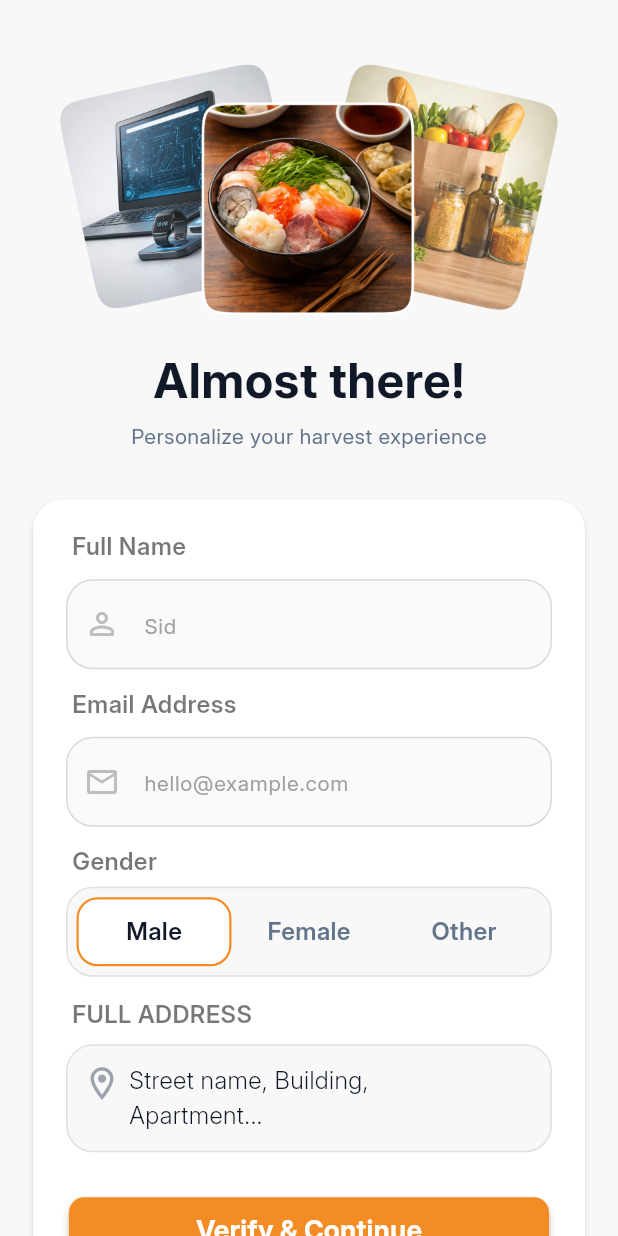
After one commit to jsjoshishubh/DeliverLo, a Flutter app: the SignUpPage screen opened by its route, on a phone screen of 412 x 824 dp. The commit adds this screen. Run offline on Flutter 3.47's test engine with Material 3 defaults, Android fonts, the phone set to English and light mode, and no system bars; our stand-ins replace dio, easy_stepper, flash, flutter_switch, geolocator, get and 3 more; accounts and stored records are empty.

Commit message:
Main Dashboard Sign Up page

```diff
--- a/lib/Routes/app_routes.dart
+++ b/lib/Routes/app_routes.dart
@@ -1,6 +1,8 @@
 import 'package:deliverylo/Views/Google%20Map%20/google_map_page.dart';
+import 'package:deliverylo/Views/Login%20and%20Signup/Signup_page.dart';
 import 'package:deliverylo/Views/Login%20and%20Signup/login_signup_page.dart';
 import 'package:deliverylo/Views/Login%20and%20Signup/otp_page.dart';
+import 'package:deliverylo/Views/Main%20Home/main_DashBoard_page.dart';
 import 'package:deliverylo/Views/Profile%20/Favourites_page.dart';
 import 'package:deliverylo/Views/Profile%20/Profile_main_page.dart';
 import 'package:deliverylo/Views/checkout%20and%20orderSuccess%20and%20Order%20Tracking/My_Order_page.dart';
@@ -8,8 +10,8 @@ import 'package:deliverylo/Views/checkout%20and%20orderSuccess%20and%20Order%20T
 import 'package:deliverylo/Views/checkout%20and%20orderSuccess%20and%20Order%20Tracking/order_confirmation_page.dart';
 import 'package:deliverylo/Views/checkout%20and%20orderSuccess%20and%20Order%20Tracking/order_success_deliver_page.dart';
 import 'package:deliverylo/Views/checkout%20and%20orderSuccess%20and%20Order%20Tracking/order_tracking_page.dart';
-import 'package:deliverylo/Views/mainHome/Main_dashboard.dart';
-import 'package:deliverylo/Views/mainHome/Search_Details_Page.dart';
+import 'package:deliverylo/Views/Food%20Main%20Home/Food_Main_dashboard.dart';
+import 'package:deliverylo/Views/Food%20Main%20Home/Search_Details_Page.dart';
 import 'package:deliverylo/Views/onBoarding/onBoarding_main_page.dart';
 import 'package:get/get.dart';
 
@@ -18,7 +20,9 @@ abstract class Routes{
  static const ONBOARDING = '/onBoarding';
  static const SIGNUPAMDLOGIN = '/login_sign_up';
  static const OTP = '/otp';
+ static const SIGNUP = '/signUP';
  static const MAIN_DASHBOARD = '/main_dashboard';
+ static const FOOD_MAIN_DASHBOARD = '/food_main_dashboard';
  static const MAINHOMEPAGE = '/main_home_page';
  static const SEARCHDETAILSPAGE = '/search_details_page';
  static const CHECKOUT = '/checkout_page';
@@ -37,7 +41,9 @@ abstract class AppPages{
      GetPage(name: Routes.ONBOARDING, page: () => OnBoardingMainPage(),transition: Transition.fadeIn),
      GetPage(name: Routes.SIGNUPAMDLOGIN, page: () => LoginSignUpPage(),transition: Transition.fadeIn),
      GetPage(name: Routes.OTP, page: () => OtpPage(),transition: Transition.fadeIn),
-     GetPage(name: Routes.MAIN_DASHBOARD, page: () => MainDashboard(),transition: Transition.fadeIn),
+     GetPage(name: Routes.SIGNUP, page: () => SignUpPage(),transition: Transition.fadeIn),
+     GetPage(name: Routes.MAIN_DASHBOARD, page: () => MainDashBoardPage(),transition: Transition.fadeIn),
+     GetPage(name: Routes.FOOD_MAIN_DASHBOARD, page: () => FoodMainDashboard(),transition: Transition.fadeIn),
      GetPage(name: Routes.SEARCHDETAILSPAGE, page: () => SearchDetailsPage(),transition: Transition.fadeIn),
      GetPage(name: Routes.CHECKOUT, page: () => CheckoutPage(),transition: Transition.fadeIn),
      GetPage(name: Routes.ORDERCONFIRMATION, page: () => OrderConfimationPage(),transition: Transition.fadeIn),
--- a/lib/Styles/app_colors.dart
+++ b/lib/Styles/app_colors.dart
@@ -3,11 +3,12 @@ import 'dart:ui';
 import 'package:flutter/material.dart';
 const int _backgroundColorValue = 0xFF4D4D4D;
 const int _darkBackgroundColorValue = 0xFF202826;
-const int _blackFontColorValue = 0xFF1E2826;
-const int _greyFontColorValue = 0xFF909090;
+const int _blackFontColorValue = 0xFF111827;
+const int _greyFontColorValue = 0xFF64748B;
 const int _yellowColorValues = 0xFFFEC42E;
 const int _greenColorValues = 0xFF0E8345;
 const int _redColorValues = 0xFFDE1135;
+const int _orangeColorValues = 0xFFF48C25;
 
 
 
@@ -25,6 +26,22 @@ const MaterialColor backgroundColor = MaterialColor(
     700: Color(0xFFF0F0F0),
     800: Color(0xFFF0F0F0),
     900: Color(0xFFF0F0F0),
+  },
+);
+
+const MaterialColor orangeColor = MaterialColor(
+  _orangeColorValues,
+  <int, Color>{
+    50: Color(0xFFF48C25),
+    100: Color(0xFFF48C25),
+    200: Color(0xFFF48C25),
+    300: Color(0xFFF48C25),
+    400: Color(0xFFF48C25),
+    500: Color(0xFFF48C25),
+    600: Color(0xFFF48C25),
+    700: Color(0xFFF48C25),
+    800: Color(0xFFF48C25),
+    900: Color(0xFFF48C25),
   },
 );
 
@@ -47,32 +64,32 @@ const MaterialColor darkbackgroundColor = MaterialColor(
 const MaterialColor blackFontColor = MaterialColor(
   _blackFontColorValue,
   <int, Color>{
-    50: Color(0xFF1E2826),
-    100: Color(0xFF1E2826),
-    200: Color(0xFF1E2826),
-    300: Color(0xFF1E2826),
-    400: Color(0xFF1E2826),
-    500: Color(0xFF1E2826),
-    600: Color(0xFF1E2826),
-    700: Color(0xFF1E2826),
-    800: Color(0xFF1E2826),
-    900: Color(0xFF1E2826),
+    50: Color(0xFF111827),
+    100: Color(0xFF111827),
+    200: Color(0xFF111827),
+    300: Color(0xFF111827),
+    400: Color(0xFF111827),
+    500: Color(0xFF111827),
+    600: Color(0xFF111827),
+    700: Color(0xFF111827),
+    800: Color(0xFF111827),
+    900: Color(0xFF111827),
   },
 );
 
 const MaterialColor greyFontColor = MaterialColor(
   _greyFontColorValue,
   <int, Color>{
-    50: Color(0xFF909090),
-    100: Color(0xFF909090),
-    200: Color(0xFF909090),
-    300: Color(0xFF909090),
-    400: Color(0xFF909090),
-    500: Color(0xFF909090),
-    600: Color(0xFF909090),
-    700: Color(0xFF909090),
-    800: Color(0xFF909090),
-    900: Color(0xFF909090),
+    50: Color(0xFF64748B),
+    100: Color(0xFF64748B),
+    200: Color(0xFF64748B),
+    300: Color(0xFF64748B),
+    400: Color(0xFF64748B),
+    500: Color(0xFF64748B),
+    600: Color(0xFF64748B),
+    700: Color(0xFF64748B),
+    800: Color(0xFF64748B),
+    900: Color(0xFF64748B),
   },
 );
 
--- /dev/null
+++ b/lib/Views/Login and Signup/Signup_page.dart
@@ -0,0 +1,285 @@
+import 'package:deliverylo/Commons%20and%20Reusables/Validators.dart';
+import 'package:deliverylo/Commons%20and%20Reusables/commonButton.dart';
+import 'package:deliverylo/Commons%20and%20Reusables/commonTextFormField.dart';
+import 'package:deliverylo/Controllers/Auth_Controller.dart';
+import 'package:deliverylo/Routes/app_routes.dart';
+import 'package:deliverylo/Styles/app_colors.dart';
+import 'package:deliverylo/Utils/utils.dart';
+import 'package:flutter/material.dart';
+import 'package:get/get.dart';
+
+
+class SignUpPage extends StatefulWidget {
+  const SignUpPage({super.key});
+
+  @override
+  State<SignUpPage> createState() => _SignUpPageState();
+}
+
+class _SignUpPageState extends State<SignUpPage> {
+  AuthController authController = Get.put(AuthController());
+  String selectedAddress = 'Street name, Building,\nApartment...';
+  bool isFetchingAddress = false;
+
+  Future<void> _fetchCurrentAddress() async {
+    if (isFetchingAddress) return;
+
+    setState(() {
+      isFetchingAddress = true;
+    });
+
+    showDialog(
+      context: context,
+      barrierDismissible: false,
+      builder: (_) => const PopScope(
+        canPop: false,
+        child: Center(
+          child: CircularProgressIndicator(),
+        ),
+      ),
+    );
+
+    try {
+      final addressData = await fetchCurrentFormattedAddress();
+      final String address = (addressData['formatted_address'] ?? '').toString();
+      final double latitude = (addressData['latitude'] ?? 0).toDouble();
+      final double longitude = (addressData['longitude'] ?? 0).toDouble();
+
+      if (!mounted) return;
+
+      setState(() {
+        selectedAddress = address.isEmpty ? selectedAddress : address;
+      });
+
+      authController.onLoginChange('address', selectedAddress);
+      authController.onLoginChange('latitude', latitude.toString());
+      authController.onLoginChange('longitude', longitude.toString());
+    } catch (e) {
+      showSnackBar(message: e.toString(), isError: true);
+    } finally {
+      if (mounted && Navigator.of(context, rootNavigator: true).canPop()) {
+        Navigator.of(context, rootNavigator: true).pop();
+      }
+
+      if (mounted) {
+        setState(() {
+          isFetchingAddress = false;
+        });
+      }
+    }
+  }
+
+  @override
+  Widget build(BuildContext context) {
+    return Scaffold(
+       backgroundColor: HexColor.fromHex('#F8F8F8'),
+       body: GetBuilder(
+        init: authController,
+        builder: (controller){
+          return SafeArea(
+            child: SingleChildScrollView(
+              child: Column(
+                children: [
+                  Center(
+                    child: Container(
+                      margin: EdgeInsets.only(top: 40),
+                      child: Image.asset("Assets/onBoardingAndAuthFlow/login_otp.png", scale: 4.5,),
+                    ),
+                  ),
+                  SizedBox(height: 20,),
+                  Text('Almost there!',style: commonTextStyle(fontSize: 32,fontWeight: FontWeight.w700),),
+                  SizedBox(height: 5,),
+                  Text('Personalize your harvest experience',style: commonTextStyle(fontSize: 14,fontWeight: FontWeight.w400,fontColor: greyFontColor),),
+                  SizedBox(height: 20,),
+                  Padding(
+                    padding: const EdgeInsets.symmetric(vertical: 8.0,horizontal: 18,),
+                    child: Card(
+                      elevation: 2,
+                      shadowColor: HexColor.fromHex('#F8F8F8').withOpacity(0.9),
+                      shape: RoundedRectangleBorder(borderRadius: BorderRadius.circular(20),),
+                      color: Colors.white,
+                      child: Column(
+                        crossAxisAlignment: CrossAxisAlignment.start,
+                        children: [
+                           Padding(
+                            padding: const EdgeInsets.only(left: 22.0,top: 20,bottom: 5),
+                            child: Text(' Full Name',style: commonTextStyle(fontSize: 16,fontWeight: FontWeight.w600,fontColor: HexColor.fromHex('#1D1D1D',).withOpacity(0.6),),),
+                          ),
+                          Padding(
+                            padding: const EdgeInsets.symmetric(horizontal: 22.0,vertical: 0,),
+                            child: TextFormFieldWidget(
+                              prefixIcon: Icon(Icons.person_outline_rounded,color: Colors.grey.shade400,),
+                              labelText: 'Sid',
+                              textInputType: TextInputType.emailAddress,
+                              validator: (v) => AppFieldValidator.emailValidation(v),
+                              // onChanged: (v) => authController.onLoginChange('email', v),
+                            ),
+                          ),
+                          Padding(
+                            padding: const EdgeInsets.only(left: 22.0,top: 5,bottom: 5),
+                            child: Text(' Email Address',style: commonTextStyle(fontSize: 16,fontWeight: FontWeight.w600,fontColor: HexColor.fromHex('#1D1D1D',).withOpacity(0.6),),),
+                          ),
+                          Padding(
+                            padding: const EdgeInsets.symmetric(horizontal: 22.0,vertical: 0,),
+                            child: TextFormFieldWidget(
+                              prefixIcon: Icon(Icons.mail_outline,color: Colors.grey.shade400,),
+                              labelText: 'hello@example.com',
+                              textInputType: TextInputType.emailAddress,
+                              validator: (v) => AppFieldValidator.emailValidation(v),
+                              // onChanged: (v) => authController.onLoginChange('email', v),
+                            ),
+                          ),
+
+                          Padding(
+                            padding: const EdgeInsets.only(left: 22.0,top: 5,bottom: 5),
+                            child: Text(' Gender',style: commonTextStyle(fontSize: 16,fontWeight: FontWeight.w600,fontColor: HexColor.fromHex('#1D1D1D',).withOpacity(0.6),),),
+                          ),
+                          Padding(
+                            padding: const EdgeInsets.symmetric(horizontal: 22.0),
+                            child: GenderSelector(
+                              onChange: (data) {
+                                authController.onLoginChange('gender', data['gender']);
+                              },
+                            ),
+                          ),
+                          Padding(
+                            padding: const EdgeInsets.only(left: 22.0, top: 14, bottom: 8),
+                            child: Text(
+                              ' FULL ADDRESS',
+                              style: commonTextStyle(fontSize: 16,fontWeight: FontWeight.w600,fontColor: HexColor.fromHex('#1D1D1D',).withOpacity(0.6),),
+                            ),
+                          ),
+                          Padding(
+                            padding: const EdgeInsets.symmetric(horizontal: 22.0),
+                            child: GestureDetector(
+                              onTap: _fetchCurrentAddress,
+                              child: Container(
+                                width: double.infinity,
+                                padding: const EdgeInsets.symmetric(horizontal: 10, vertical: 12),
+                                decoration: BoxDecoration(color: HexColor.fromHex('#F8F8F8'),border: Border.all(color: Colors.grey.shade300),borderRadius: BorderRadius.circular(18),),
+                                child: Row(
+                                  crossAxisAlignment: CrossAxisAlignment.start,
+                                  children: [
+                                    Icon(
+                                      Icons.location_on_outlined,
+                                      size: 26,
+                                      color: HexColor.fromHex('#9CA3AF'),
+                                    ),
+                                    const SizedBox(width: 5),
+                                    Expanded(
+                                      child: Text(
+                                        selectedAddress,
+                                        style: commonTextStyle(
+                                          fontSize: 16,
+                                          fontWeight: FontWeight.w300,
+                                          fontColor: blackFontColor,
+                                        ),
+                                      ),
+                                    ),
+                                  ],
+                                ),
+                              ),
+                            ),
+                          ),
+                          SizedBox(height: 20,),
+                          LoadingButton(
+                            buttonColor: orangeColor,
+                            onPressed: () {
+                              Get.offAllNamed(Routes.MAIN_DASHBOARD);
+                            },
+                            title: 'Verify & Continue',
+                          ),
+                          SizedBox(height: 20,),
+                        ],
+                      ),
+                    ),
+                  ),
+                ],
+              ),
+            ),
+          );
+        }
+      ),
+    );
+  }
+}
+
+class GenderSelector extends StatefulWidget {
+  final Function(Map<String, String>) onChange;
+  final String? initialValue;
+
+  const GenderSelector({
+    super.key,
+    required this.onChange,
+    this.initialValue,
+  });
+
+  @override
+  State<GenderSelector> createState() => _GenderSelectorState();
+}
+
+class _GenderSelectorState extends State<GenderSelector> {
+  late String selected;
+
+  final List<String> options = ["Male", "Female", "Other"];
+
+  @override
+  void initState() {
+    super.initState();
+    selected = widget.initialValue ?? "Male";
+  }
+
+  @override
+  Widget build(BuildContext context) {
+    return Container(
+      padding: const EdgeInsets.all(6),
+      decoration: BoxDecoration(
+        color: HexColor.fromHex('#F8F8F8'),
+        border: Border.all(color: Colors.grey.shade300),
+        borderRadius: BorderRadius.circular(18),
+      ),
+      child: Row(
+        children: List.generate(options.length, (index) {
+          final item = options[index];
+          final bool isSelected = selected == item;
+          return Expanded(
+            child: Material(
+              color: Colors.transparent,
+              child: InkWell(
+                splashFactory: NoSplash.splashFactory,
+                overlayColor: WidgetStateProperty.all(Colors.transparent),
+                highlightColor: Colors.transparent,
+                splashColor: Colors.transparent,
+                onTap: () {
+                  setState(() {
+                    selected = item;
+                  });
+
+                  widget.onChange({"gender": item});
+                },
+                child: AnimatedContainer(
+                  duration: Duration.zero,
+                  padding: const EdgeInsets.symmetric(vertical: 10),
+                  decoration: BoxDecoration(
+                    color: isSelected ? Colors.white : Colors.transparent,
+                    borderRadius: BorderRadius.circular(14),
+                    border: isSelected ? Border.all(color: orangeColor, width: 1.5) : null,
+                  ),
+                  alignment: Alignment.center,
+                  child: Text(
+                    item,
+                    style: TextStyle(
+                      fontSize: 16,
+                      fontWeight: FontWeight.w600,
+                      color: isSelected ? blackFontColor : greyFontColor,
+                    ),
+                  ),
+                ),
+              ),
+            ),
+          );
+        }),
+      ),
+    );
+  }
+}
--- a/lib/Views/Login and Signup/otp_page.dart
+++ b/lib/Views/Login and Signup/otp_page.dart
@@ -235,7 +235,7 @@ class _OtpPageState extends State<OtpPage> {
                 if (_formKey.currentState?.validate() ?? true) {
                   final otp = _otpController.text;
                   if (otp.length == 4) {
-                    Get.offAllNamed(Routes.MAIN_DASHBOARD);
+                    Get.offAllNamed(Routes.SIGNUP);
                     // Verify OTP - add your verification logic here
                   }
                 }
--- a/lib/Views/checkout and orderSuccess and Order Tracking/order_success_deliver_page.dart
+++ b/lib/Views/checkout and orderSuccess and Order Tracking/order_success_deliver_page.dart
@@ -51,7 +51,7 @@ class _OrderSuccessDeliverPageState extends State<OrderSuccessDeliverPage> {
               SizedBox(height: 26,),
                InkWell(
               onTap: (){
-                Get.offAllNamed(Routes.MAIN_DASHBOARD);
+                Get.offAllNamed(Routes.FOOD_MAIN_DASHBOARD);
               },
               child: Container(
                 padding:const EdgeInsets.all(6),
--- a/lib/main.dart
+++ b/lib/main.dart
@@ -30,7 +30,7 @@ class _MyAppState extends State<MyApp> {
     if (isLoggedIn){
        return Routes.MAIN_DASHBOARD;
    }else{
-      return  shownOnboard ? Routes.SIGNUPAMDLOGIN : Routes.ONBOARDING;
+      return  shownOnboard ? Routes.MAIN_DASHBOARD : Routes.ONBOARDING;
     }
   }
   @override
--- a/pubspec.yaml
+++ b/pubspec.yaml
@@ -43,6 +43,7 @@ dependencies:
   google_maps_flutter: ^2.10.0
   easy_stepper: ^1.0.1
   flash: ^3.1.1
+  geolocator: ^13.0.2
 
 dev_dependencies:
   flutter_test:
```
Also changed, not shown: lib/Utils/utils.dart (+55 -3 lines), lib/Views/Food Main Home/Food_Main_dashboard.dart (renamed from lib/Views/mainHome/Main_dashboard.dart, +21 -10 lines), lib/Views/Main Home/main_DashBoard_page.dart (added, +82 -0 lines), lib/Views/Food Main Home/Food_home_page.dart (renamed from lib/Views/mainHome/Food_home_page.dart), lib/Views/Food Main Home/Search_Deligate_page.dart (renamed from lib/Views/mainHome/Search_Deligate_page.dart), lib/Views/Food Main Home/Search_Details_Page.dart (renamed from lib/Views/mainHome/Search_Details_Page.dart), pubspec.lock, 7 other files.
